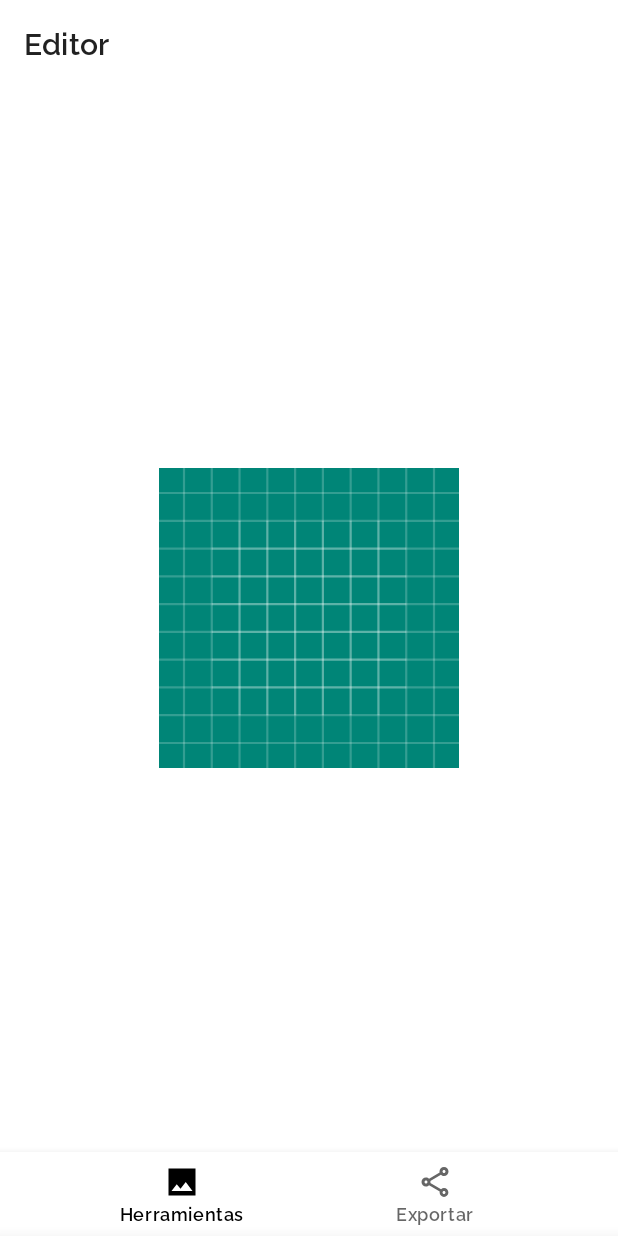
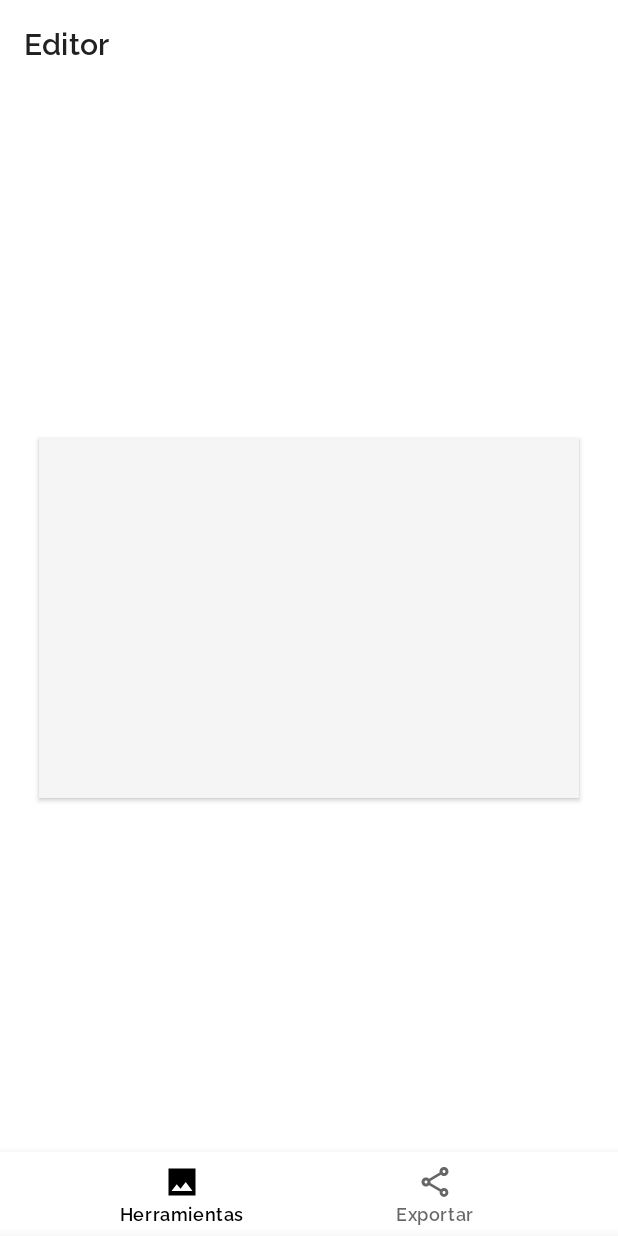
Before and after one commit to serbelga/Pixel-Lab, an Android app: the EditorFragment screen opened through its navigation route, on a phone screen of 412 x 824 dp. Run offline under Robolectric (Android 15) with nearby library versions, the phone set to English and light mode, and no system bars; Roboto replaces fonts that are not available here.

Commit message:
EditableImageView into a canvas & Figures Circle and Square

```diff
--- a/app/src/main/java/com/example/sergiobelda/photoeditor/editableimageview/EditableImageView.java
+++ b/app/src/main/java/com/example/sergiobelda/photoeditor/editableimageview/EditableImageView.java
@@ -21,6 +21,7 @@ public class EditableImageView extends androidx.appcompat.widget.AppCompatImageV
     Random random = new Random();
     Paint paint = new Paint();
     List<Square> squares;
+    List<Circle> circles;
 
     //Tools
     private final int SQUARE_MODE = 0;
@@ -31,12 +32,16 @@ public class EditableImageView extends androidx.appcompat.widget.AppCompatImageV
     private final int FIGURE_MODE = 1;
     private final int STICKER_MODE = 2;
 
-    int figureMode = 0;
+    int figureMode = -1;
     int editMode = -1;
+
+    //Paint
+
 
     public EditableImageView(Context context, AttributeSet attrs) {
         super(context, attrs);
         squares = new ArrayList<>();
+        circles = new ArrayList<>();
         GestureListener gestureListener = new GestureListener();
         gestureDetector = new GestureDetector(getContext(), gestureListener);
         mScaleDetector = new ScaleGestureDetector(getContext(), new ScaleListener());
@@ -48,7 +53,8 @@ public class EditableImageView extends androidx.appcompat.widget.AppCompatImageV
         mScaleDetector.onTouchEvent(event);
         float xTouch, yTouch;
         Square s = null;
-        switch (event.getAction()) {
+        switch (event.getActionMasked()) {
+            case MotionEvent.ACTION_POINTER_DOWN:
             case MotionEvent.ACTION_DOWN:
                 xTouch = event.getX();
                 yTouch = event.getY();
@@ -72,6 +78,7 @@ public class EditableImageView extends androidx.appcompat.widget.AppCompatImageV
                 invalidate();
                 break;
             case MotionEvent.ACTION_UP:
+            case MotionEvent.ACTION_POINTER_UP:
                 break;
         }
         invalidate();
@@ -86,6 +93,10 @@ public class EditableImageView extends androidx.appcompat.widget.AppCompatImageV
         for (Square s : squares) {
             paint.setColor((int) s.getColor());
             canvas.drawRect((float) (s.getX() - s.getSide()), (float) (s.getY() - s.getSide()), (float) (s.getX() + s.getSide()), (float) (s.getY() + s.getSide()), paint);
+        }
+        for (Circle c : circles) {
+            paint.setColor((int) c.getColor());
+            canvas.drawCircle(c.getX(), c.getY(), c.getRadius(), paint);
         }
         canvas.restore();
     }
@@ -121,15 +132,17 @@ public class EditableImageView extends androidx.appcompat.widget.AppCompatImageV
         @Override
         public boolean onDoubleTap(MotionEvent e) {
             int color = Color.rgb(random.nextInt(255), random.nextInt(255), random.nextInt(255));
-            switch (figureMode) {
-                case SQUARE_MODE :
-                    Square s = new Square(e.getX(), e.getY(), 100, color);
-                    squares.add(s);
-                    break;
-                case CIRCLE_MODE :
-                    Square s1 = new Square(e.getX(), e.getY(), 100, color);
-                    squares.add(s1);
-                    break;
+            if (editMode == FIGURE_MODE) {
+                switch (figureMode) {
+                    case SQUARE_MODE:
+                        Square s = new Square(e.getX(), e.getY(), 100, color);
+                        squares.add(s);
+                        break;
+                    case CIRCLE_MODE:
+                        Circle c = new Circle(e.getX(), e.getY(), 50, color);
+                        circles.add(c);
+                        break;
+                }
             }
             return true;
         }
--- a/app/src/main/java/com/example/sergiobelda/photoeditor/ui/EditorFragment.java
+++ b/app/src/main/java/com/example/sergiobelda/photoeditor/ui/EditorFragment.java
@@ -72,12 +72,12 @@ public class EditorFragment extends Fragment {
     }
 
     private void initializeTabLayout() {
-        toolsTabLayout.addOnTabSelectedListener(new TabLayout.ViewPagerOnTabSelectedListener(toolsViewPager){
+        toolsTabLayout.addOnTabSelectedListener(new TabLayout.ViewPagerOnTabSelectedListener(toolsViewPager) {
             @Override
             public void onTabSelected(TabLayout.Tab tab) {
                 super.onTabSelected(tab);
                 toolsViewPager.setCurrentItem(tab.getPosition());
-                if (tab.getPosition() == 0){
+                if (tab.getPosition() == 0) {
                     editableImageView.setEditMode(0);
                 } else {
                     editableImageView.setEditMode(1);
@@ -147,6 +147,7 @@ public class EditorFragment extends Fragment {
         });
     }
 
+
     private void saveImage(){
         editableImageView.setDrawingCacheEnabled(true);
         editableImageView.buildDrawingCache(true);
@@ -163,6 +164,7 @@ public class EditorFragment extends Fragment {
             ostream.close();
         } catch (Exception e) {
             e.printStackTrace();
+            //TODO SnackBar permission not granted
         }
         editableImageView.setDrawingCacheEnabled(false);
     }
@@ -189,6 +191,12 @@ public class EditorFragment extends Fragment {
                 });
             } else if (position == 1) {
                 fragment = new TabFigure();
+                ((TabFigure) fragment).setTabFigureListener(new TabFigure.TabFigureListener() {
+                    @Override
+                    public void onFigureSelected(int currentFigure) {
+                        editableImageView.setFigureMode(currentFigure);
+                    }
+                });
             } else if (position == 2) {
                 fragment = new TabSticker();
             }
--- a/app/src/main/java/com/example/sergiobelda/photoeditor/ui/TabFigure.java
+++ b/app/src/main/java/com/example/sergiobelda/photoeditor/ui/TabFigure.java
@@ -6,6 +6,9 @@ import android.view.LayoutInflater;
 import android.view.View;
 import android.view.ViewGroup;
 
+import android.widget.Button;
+import androidx.annotation.NonNull;
+import androidx.annotation.Nullable;
 import androidx.fragment.app.Fragment;
 import com.example.sergiobelda.photoeditor.R;
 
@@ -13,9 +16,15 @@ import com.example.sergiobelda.photoeditor.R;
  * A simple {@link Fragment} subclass.
  */
 public class TabFigure extends Fragment {
+    private TabFigureListener tabFigureListener;
+    private Button circlesButton, squaresButton;
 
     public TabFigure() {
-        // Required empty public constructor
+        this.tabFigureListener = null;
+    }
+
+    public void setTabFigureListener(TabFigureListener tabFigureListener) {
+        this.tabFigureListener = tabFigureListener;
     }
 
     @Override
@@ -24,4 +33,27 @@ public class TabFigure extends Fragment {
         // Inflate the layout for this fragment
         return inflater.inflate(R.layout.fragment_tab_figure, container, false);
     }
+
+    @Override
+    public void onViewCreated(@NonNull View view, @Nullable Bundle savedInstanceState) {
+        super.onViewCreated(view, savedInstanceState);
+        circlesButton = view.findViewById(R.id.circlesButton);
+        squaresButton = view.findViewById(R.id.squaresButton);
+        circlesButton.setOnClickListener(new View.OnClickListener() {
+            @Override
+            public void onClick(View v) {
+                tabFigureListener.onFigureSelected(1);
+            }
+        });
+        squaresButton.setOnClickListener(new View.OnClickListener() {
+            @Override
+            public void onClick(View v) {
+                tabFigureListener.onFigureSelected(0);
+            }
+        });
+    }
+
+    public interface TabFigureListener {
+        void onFigureSelected(int currentFigure);
+    }
 }
--- /dev/null
+++ b/app/src/main/res/drawable/canvas.xml
@@ -0,0 +1,6 @@
+<?xml version="1.0" encoding="utf-8"?>
+<shape xmlns:android="http://schemas.android.com/apk/res/android">
+    <stroke android:width="1dp"
+            android:color="#757575"/>
+    <solid android:color="@color/white"/>
+</shape>
--- a/app/src/main/res/layout/fragment_editor.xml
+++ b/app/src/main/res/layout/fragment_editor.xml
@@ -9,19 +9,25 @@
     <androidx.constraintlayout.widget.ConstraintLayout
             android:layout_width="match_parent"
             android:layout_height="match_parent">
-        <com.example.sergiobelda.photoeditor.editableimageview.EditableImageView
-                android:layout_width="360dp"
-                android:layout_height="200dp"
-                android:src="@drawable/ic_launcher_background"
-                app:layout_constraintStart_toStartOf="parent" android:layout_marginStart="8dp"
-                app:layout_constraintEnd_toEndOf="parent" android:layout_marginEnd="8dp" android:layout_marginTop="8dp"
+
+        <FrameLayout
+                android:elevation="2dp"
+                android:background="@drawable/canvas"
+                android:layout_width="360dp" android:layout_height="240dp" app:layout_constraintEnd_toEndOf="parent"
+                android:layout_marginEnd="8dp" app:layout_constraintStart_toStartOf="parent"
+                android:layout_marginStart="8dp" android:layout_marginTop="8dp"
                 app:layout_constraintTop_toTopOf="parent" android:layout_marginBottom="8dp"
-                app:layout_constraintBottom_toBottomOf="parent" android:id="@+id/myImageView"/>
+                app:layout_constraintBottom_toBottomOf="parent">
+            <com.example.sergiobelda.photoeditor.editableimageview.EditableImageView
+                    android:layout_width="match_parent"
+                    android:layout_height="match_parent"
+                    android:src="@color/whiteDark"
+                    android:id="@+id/myImageView"/>
+        </FrameLayout>
     </androidx.constraintlayout.widget.ConstraintLayout>
 
     <com.google.android.material.bottomnavigation.BottomNavigationView
             android:id="@+id/bottom_navigation"
-            style="@style/Widget.MaterialComponents.BottomNavigationView.Colored"
             android:layout_gravity="bottom"
             app:menu="@menu/editor_menu"
             android:layout_width="match_parent"
--- a/app/src/main/res/values/styles.xml
+++ b/app/src/main/res/values/styles.xml
@@ -14,6 +14,10 @@
         <!-- Status Bar color and windowLightStatusBar true if Status bar is Light and false if it's dark-->
         <item name="android:statusBarColor">@color/whiteDark</item>
         <item name="android:windowLightStatusBar">true</item>
+
+        <item name="bottomNavigationStyle">
+            @style/AppBottomNavigation
+        </item>
 
         <item name="materialButtonStyle">
             @style/AppButton
@@ -54,6 +58,10 @@
         <item name="shapeAppearanceSmallComponent">@style/SmallComponent</item>
         <item name="shapeAppearanceMediumComponent">@style/MediumComponent</item>
         <item name="shapeAppearanceLargeComponent">@style/LargeComponent</item>
+    </style>
+
+    <style name="AppBottomNavigation" parent="Widget.MaterialComponents.BottomNavigationView.Colored">
+
     </style>
 
     <style name="ButtonText" parent="TextAppearance.MaterialComponents.Button">
```
Also changed, not shown: app/src/main/java/com/example/sergiobelda/photoeditor/editableimageview/Circle.java (+4 -5 lines), app/src/main/res/layout/fragment_tab_figure.xml (+14 -5 lines).
